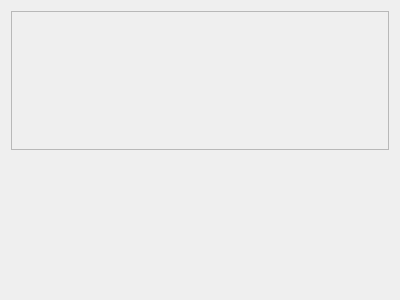
First picture: the form in GitStats/overallblame.ui, repository TheStickLord/GitStats, before the edit.
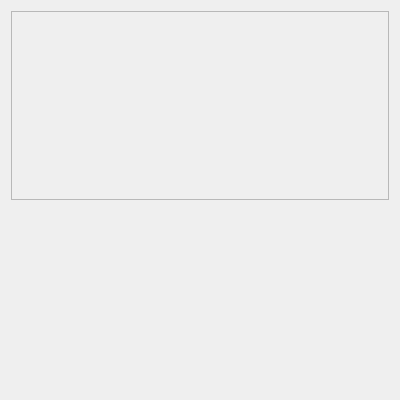
Second picture: the form after the edit.

What changed in the file:
```diff
--- a/GitStats/overallblame.ui
+++ b/GitStats/overallblame.ui
@@ -7,9 +7,15 @@
     <x>0</x>
     <y>0</y>
     <width>400</width>
-    <height>300</height>
+    <height>400</height>
    </rect>
   </property>
+  <property name="minimumSize">
+   <size>
+    <width>0</width>
+    <height>400</height>
+   </size>
+  </property>
   <property name="windowTitle">
    <string>Form</string>
   </property>
@@ -25,7 +31,7 @@
         <x>0</x>
         <y>0</y>
         <width>380</width>
-        <height>136</height>
+        <height>186</height>
        </rect>
       </property>
       <layout class="QHBoxLayout" name="horizontalLayout_2">
```
